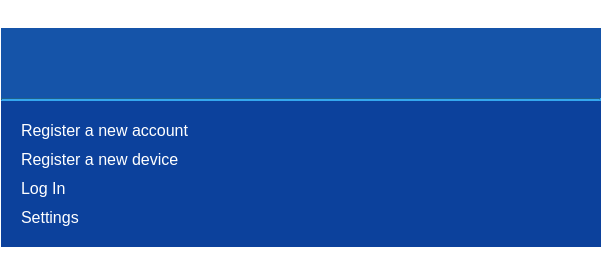
Scille/parsec-cloud, file parsec/core/gui/forms/login_widget.ui: the form before one commit.
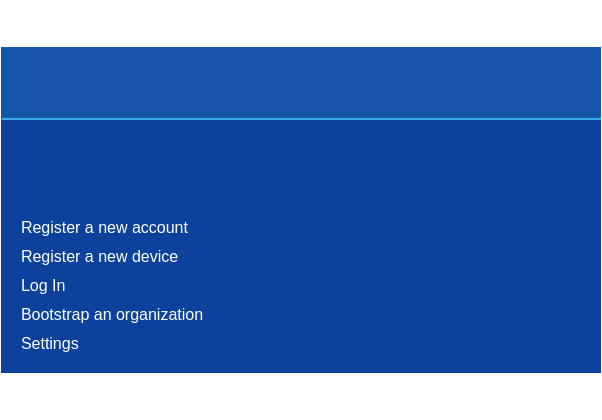
The form after the commit. Icons and pictures are not drawn.

Commit message: [GUI] Added bootstrap organization widget

```diff
--- a/parsec/core/gui/forms/login_widget.ui
+++ b/parsec/core/gui/forms/login_widget.ui
@@ -7,7 +7,7 @@
     <x>0</x>
     <y>0</y>
     <width>602</width>
-    <height>275</height>
+    <height>420</height>
    </rect>
   </property>
   <property name="sizePolicy">
@@ -242,7 +242,8 @@
 QPushButton#button_login_instead:hover,
 QPushButton#button_register_device_instead:hover,
 QPushButton#button_register_user_instead:hover,
-QPushButton#button_settings:hover
+QPushButton#button_settings:hover,
+QPushButton#button_bootstrap_instead:hover
 {
 text-decoration: underline;
 }</string>
@@ -280,6 +281,54 @@
              <property name="bottomMargin">
               <number>0</number>
              </property>
+             <item>
+              <widget class="QScrollArea" name="scrollArea">
+               <property name="minimumSize">
+                <size>
+                 <width>0</width>
+                 <height>0</height>
+                </size>
+               </property>
+               <property name="frameShape">
+                <enum>QFrame::NoFrame</enum>
+               </property>
+               <property name="frameShadow">
+                <enum>QFrame::Plain</enum>
+               </property>
+               <property name="lineWidth">
+                <number>0</number>
+               </property>
+               <property name="horizontalScrollBarPolicy">
+                <enum>Qt::ScrollBarAlwaysOff</enum>
+               </property>
+               <property name="widgetResizable">
+                <bool>true</bool>
+               </property>
+               <widget class="QWidget" name="main_widget">
+                <property name="geometry">
+                 <rect>
+                  <x>0</x>
+                  <y>0</y>
+                  <width>558</width>
+                  <height>75</height>
+                 </rect>
+                </property>
+                <property name="minimumSize">
+                 <size>
+                  <width>0</width>
+                  <height>0</height>
+                 </size>
+                </property>
+                <property name="styleSheet">
+                 <string notr="true">QWidget#main_widget
+{
+background-color: rgb(12, 65, 156);
+}</string>
+                </property>
+                <layout class="QVBoxLayout" name="verticalLayout_6"/>
+               </widget>
+              </widget>
+             </item>
             </layout>
            </item>
            <item>
@@ -348,6 +397,22 @@
              </property>
             </widget>
            </item>
+           <item>
+            <widget class="QPushButton" name="button_bootstrap_instead">
+             <property name="font">
+              <font>
+               <pointsize>12</pointsize>
+              </font>
+             </property>
+             <property name="text">
+              <string>Bootstrap an organization</string>
+             </property>
+             <property name="icon">
+              <iconset resource="../rc/resources.qrc">
+               <normaloff>:/icons/images/icons/right-chevron.png</normaloff>:/icons/images/icons/right-chevron.png</iconset>
+             </property>
+            </widget>
+           </item>
            <item>
             <widget class="QPushButton" name="button_settings">
              <property name="font">
@@ -385,7 +450,7 @@
         <enum>Qt::Vertical</enum>
        </property>
        <property name="sizeType">
-        <enum>QSizePolicy::Expanding</enum>
+        <enum>QSizePolicy::MinimumExpanding</enum>
        </property>
        <property name="sizeHint" stdset="0">
         <size>
```
The commit also changes 6 other files.
